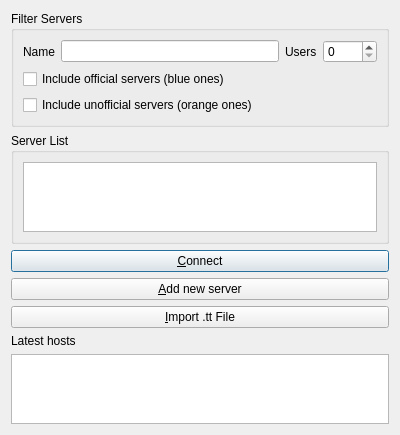
BearWare/TeamTalk5, file Client/qtTeamTalk/serverlist.ui: the form before one commit.
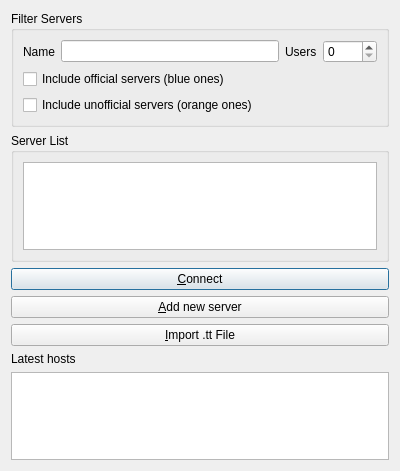
The form after the commit. Custom widgets are drawn as their Qt base class.

Commit message: Fix sorting and decoration of 'serverTreeView'

```diff
--- a/Client/qtTeamTalk/serverlist.ui
+++ b/Client/qtTeamTalk/serverlist.ui
@@ -7,7 +7,7 @@
     <x>0</x>
     <y>0</y>
     <width>400</width>
-    <height>300</height>
+    <height>471</height>
    </rect>
   </property>
   <property name="windowTitle">
@@ -89,6 +89,18 @@
         <property name="accessibleName">
          <string>Saved Hosts</string>
         </property>
+        <property name="rootIsDecorated">
+         <bool>false</bool>
+        </property>
+        <property name="itemsExpandable">
+         <bool>false</bool>
+        </property>
+        <property name="sortingEnabled">
+         <bool>true</bool>
+        </property>
+        <property name="expandsOnDoubleClick">
+         <bool>false</bool>
+        </property>
        </widget>
       </item>
      </layout>
```
Left out of the diff: 6 changed lines with no effect on the pictures.
